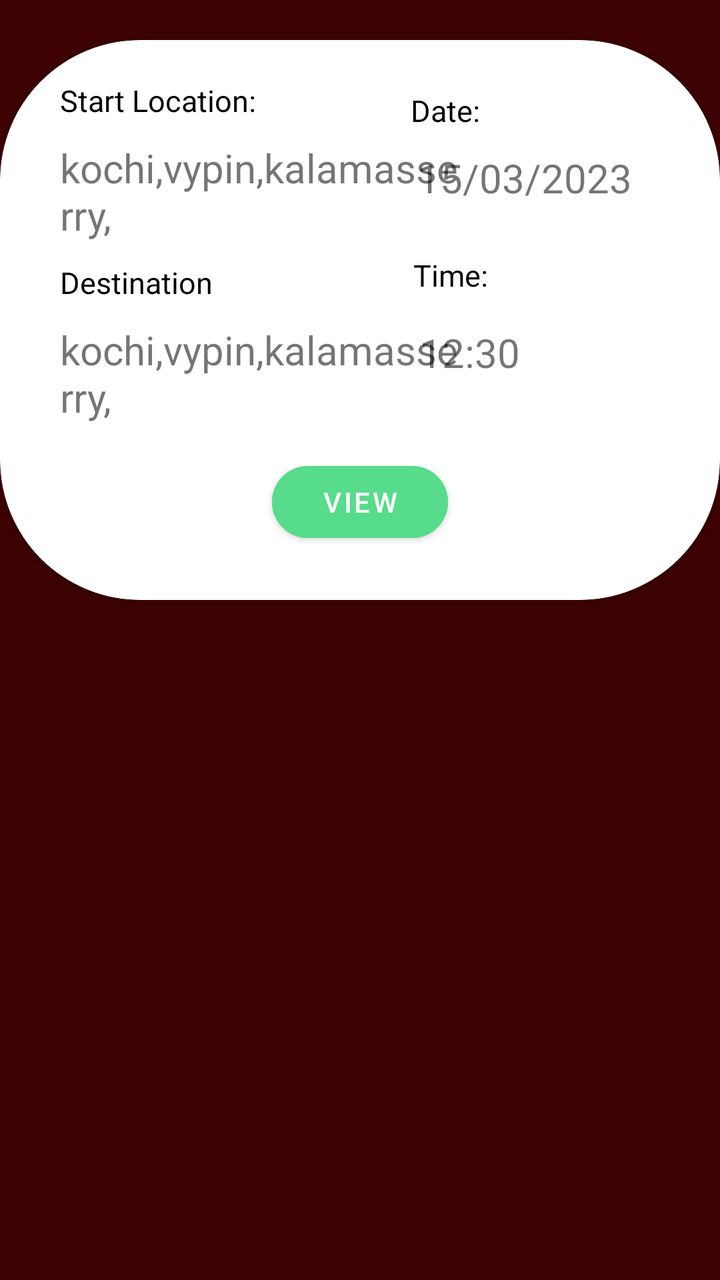
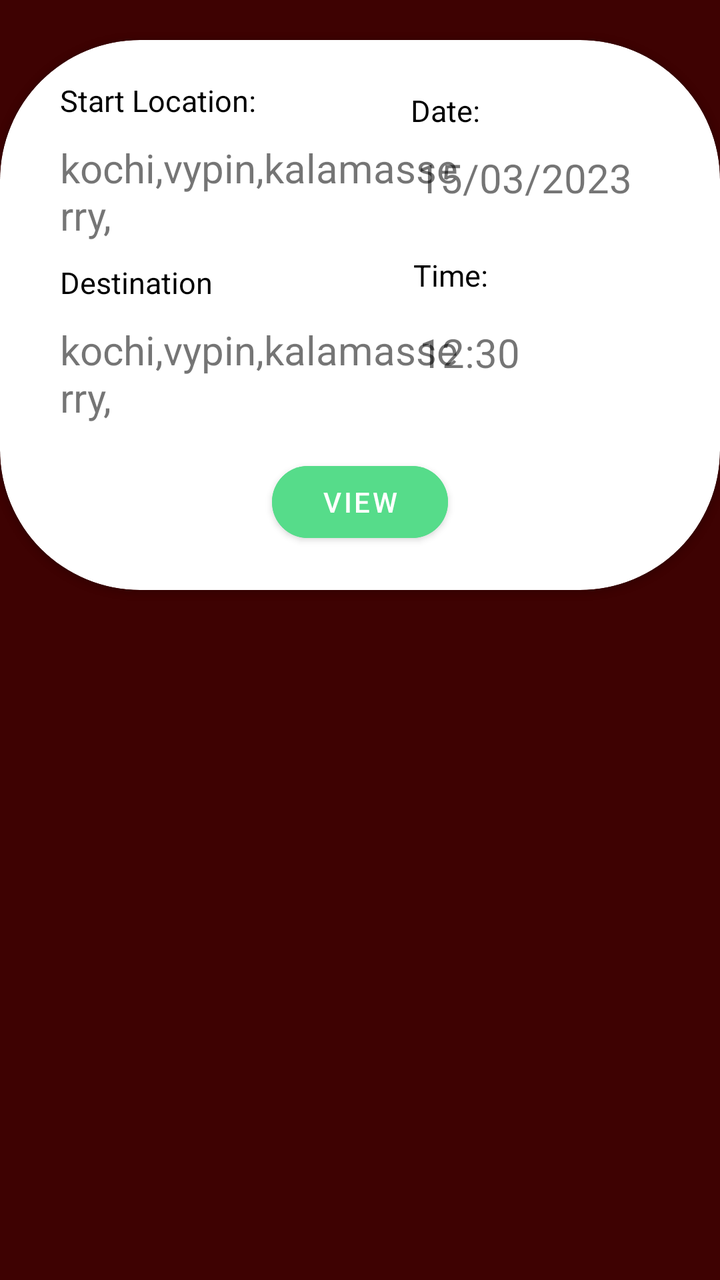

An Android layout rendered at two revisions. The XML below is the earlier revision; the diff shows what the commit changed to produce the second picture.
<!-- AndroidManifest.xml: application theme Theme.MyApp -->
<!-- res/layout/trip_layout.xml -->
<?xml version="1.0" encoding="utf-8"?>
<androidx.constraintlayout.widget.ConstraintLayout xmlns:android="http://schemas.android.com/apk/res/android"
    xmlns:app="http://schemas.android.com/apk/res-auto"
    xmlns:tools="http://schemas.android.com/tools"
    android:id="@+id/linearLayout2"
    android:layout_width="match_parent"
    android:layout_height="wrap_content"
    android:background="@color/gray_900">

    <androidx.cardview.widget.CardView
        android:layout_width="match_parent"
        android:layout_height="wrap_content"
        android:layout_marginTop="20dp"
        android:layout_marginBottom="10dp"
        app:cardCornerRadius="70dp"
        app:layout_constraintEnd_toEndOf="parent"
        app:layout_constraintStart_toStartOf="parent"
        app:layout_constraintTop_toTopOf="parent">

        <androidx.constraintlayout.widget.ConstraintLayout
            android:layout_width="match_parent"
            android:layout_height="match_parent"
            android:layout_marginBottom="10dp">

            <TextView
                android:id="@+id/textView15"
                android:layout_width="wrap_content"
                android:layout_height="wrap_content"
                android:layout_marginLeft="30dp"
                android:layout_marginTop="20dp"
                android:text="Start Location:"
                android:textColor="@color/black"
                android:textSize="15dp"
                app:layout_constraintStart_toStartOf="parent"
                app:layout_constraintTop_toTopOf="parent" />

            <TextView
                android:id="@+id/startLocation"
                android:layout_width="200dp"
                android:layout_height="wrap_content"
                android:layout_marginLeft="30dp"
                android:layout_marginTop="10dp"
                android:text="kochi,vypin,kalamasserry,"
                android:textSize="20dp"
                app:layout_constraintStart_toStartOf="parent"
                app:layout_constraintTop_toBottomOf="@+id/textView15" />

            <TextView
                android:id="@+id/textView11"
                android:layout_width="wrap_content"
                android:layout_height="wrap_content"
                android:layout_marginStart="30dp"
                android:layout_marginTop="10dp"
                android:text="Destination"
                android:textColor="@color/black"
                android:textSize="15dp"
                app:layout_constraintStart_toStartOf="parent"
                app:layout_constraintTop_toBottomOf="@+id/startLocation" />

            <TextView
                android:id="@+id/destination"
                android:layout_width="200dp"
                android:layout_height="wrap_content"
                android:layout_marginStart="30dp"
                android:layout_marginTop="10dp"
                android:text="kochi,vypin,kalamasserry,"
                android:textSize="20dp"
                app:layout_constraintStart_toStartOf="parent"
                app:layout_constraintTop_toBottomOf="@+id/textView11" />

            <TextView
                android:id="@+id/textView14"
                android:layout_width="wrap_content"
                android:layout_height="wrap_content"
                android:layout_marginTop="25dp"
                android:layout_marginEnd="120dp"
                android:text="Date:"
                android:textColor="@color/black"
                android:textSize="15dp"
                app:layout_constraintEnd_toEndOf="parent"
                app:layout_constraintTop_toTopOf="parent" />

            <TextView
                android:id="@+id/date"
                android:layout_width="wrap_content"
                android:layout_height="wrap_content"
                android:layout_marginTop="10dp"
                android:layout_marginEnd="44dp"
                android:text="15/03/2023"
                android:textSize="20dp"
                app:layout_constraintEnd_toEndOf="parent"
                app:layout_constraintTop_toBottomOf="@+id/textView14" />

            <TextView
                android:id="@+id/textView17"
                android:layout_width="wrap_content"
                android:layout_height="wrap_content"
                android:layout_marginTop="25dp"
                android:layout_marginEnd="116dp"
                android:text="Time:"
                android:textColor="@color/black"
                android:textSize="15dp"
                app:layout_constraintEnd_toEndOf="parent"
                app:layout_constraintTop_toBottomOf="@+id/date" />

            <TextView
                android:id="@+id/time"
                android:layout_width="wrap_content"
                android:layout_height="wrap_content"
                android:layout_marginTop="15dp"
                android:layout_marginEnd="100dp"
                android:text="12:30"
                android:textSize="20dp"
                app:layout_constraintEnd_toEndOf="parent"
                app:layout_constraintTop_toBottomOf="@+id/textView17" />

            <Button
                android:id="@+id/viewTripDetails"
                android:layout_width="wrap_content"
                android:layout_height="wrap_content"
                android:layout_marginTop="15dp"
                android:layout_marginBottom="15dp"
                android:layout_weight="1"
                android:backgroundTint="#56DC8A"
                android:text="view"
                app:cornerRadius="25dp"
                app:layout_constraintBottom_toBottomOf="parent"
                app:layout_constraintEnd_toEndOf="parent"
                app:layout_constraintHorizontal_bias="0.5"
                app:layout_constraintStart_toStartOf="parent"
                app:layout_constraintTop_toBottomOf="@+id/destination" />

        </androidx.constraintlayout.widget.ConstraintLayout>
    </androidx.cardview.widget.CardView>

</androidx.constraintlayout.widget.ConstraintLayout>
<!-- resources referenced by this layout -->
<resources>
  <color name="black">#FF000000</color>
  <color name="gray_900">#3e0202</color>
  <style name="Theme.MyApp" parent="Theme.MaterialComponents.DayNight.NoActionBar">
          
          <item name="colorPrimary">@color/purple_500</item>
          <item name="colorPrimaryVariant">@color/purple_700</item>
          <item name="colorOnPrimary">@color/white</item>
          
          <item name="colorSecondary">@color/teal_200</item>
          <item name="colorSecondaryVariant">@color/teal_700</item>
          <item name="colorOnSecondary">@color/black</item>
          
          <item name="android:statusBarColor" tools:targetApi="l">?attr/colorPrimaryVariant</item>
          
      </style>
  <color name="purple_500">#FF6200EE</color>
  <color name="purple_700">#FF3700B3</color>
  <color name="white">#FFFFFFFF</color>
  <color name="teal_200">#FF03DAC5</color>
  <color name="teal_700">#FF018786</color>
</resources>

<!-- the commit's change to res/layout/trip_layout.xml (unified diff, before → after) -->
@@ -119,7 +119,7 @@
                 android:layout_width="wrap_content"
                 android:layout_height="wrap_content"
                 android:layout_marginTop="15dp"
-                android:layout_marginBottom="15dp"
+                android:layout_marginBottom="10dp"
                 android:layout_weight="1"
                 android:backgroundTint="#56DC8A"
                 android:text="view"
